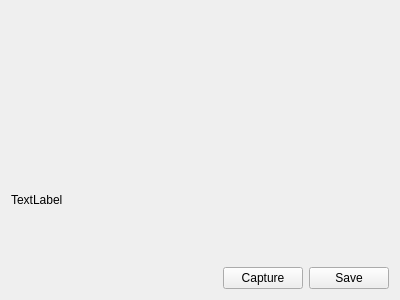
curious-heart/x-data-scanner, file camerawidget.ui: the form before one commit.
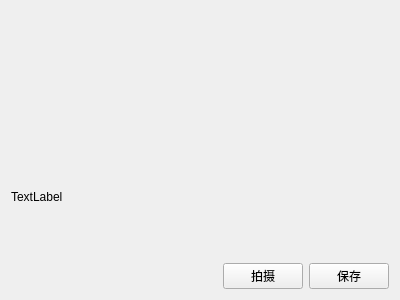
The form after the commit.

```diff
--- a/camerawidget.ui
+++ b/camerawidget.ui
@@ -48,14 +48,14 @@
      <item>
       <widget class="QPushButton" name="btnCapture">
        <property name="text">
-        <string>Capture</string>
+        <string>拍摄</string>
        </property>
       </widget>
      </item>
      <item>
       <widget class="QPushButton" name="btnSave">
        <property name="text">
-        <string>Save</string>
+        <string>保存</string>
        </property>
       </widget>
      </item>
```
